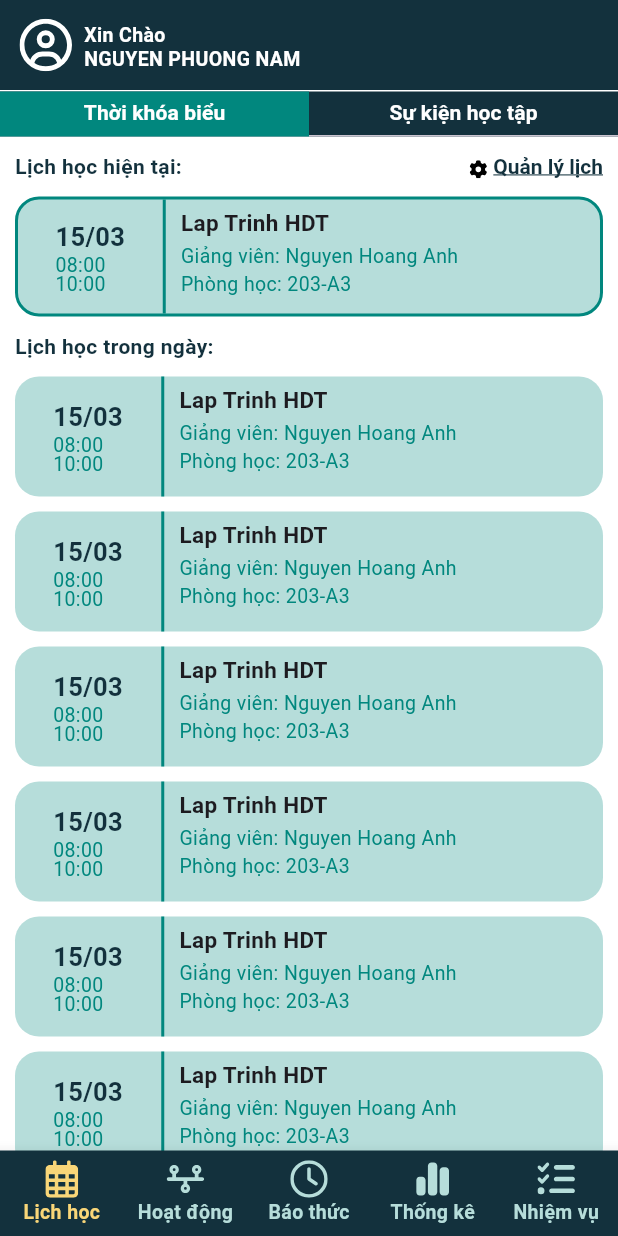
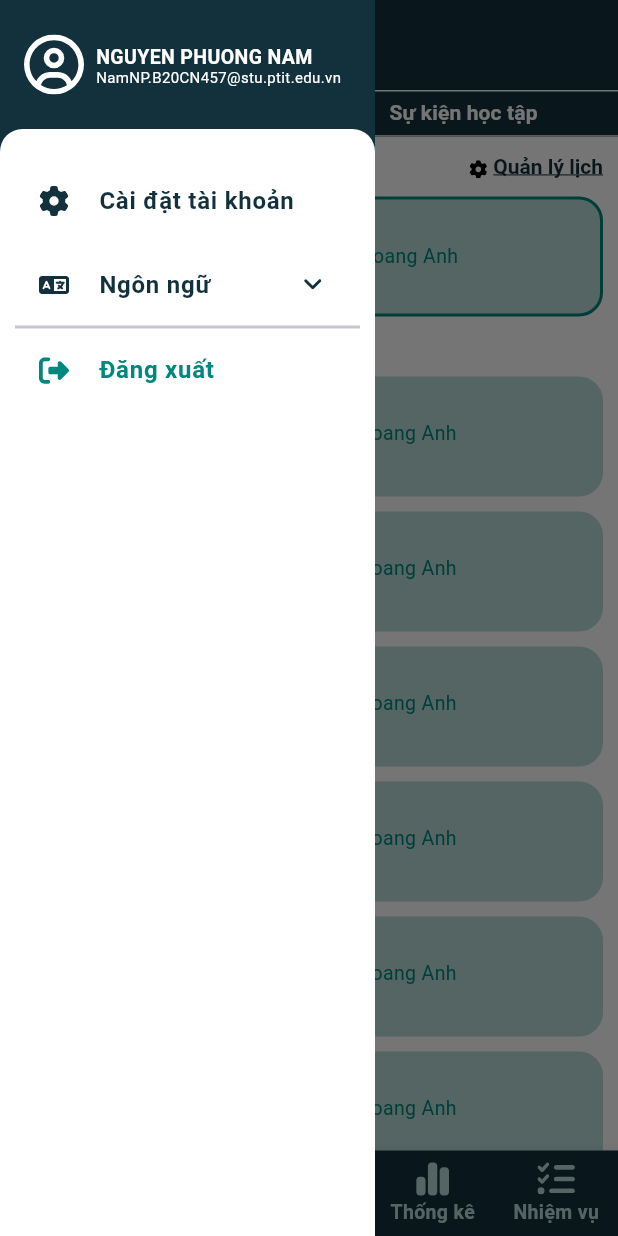
Before and after one commit to tungday/student-time-manager, a Flutter app: the screen it shows after launch, with the side drawer open (before the commit the screen has no drawer), on a phone screen of 412 x 824 dp. Run offline on Flutter 3.47's test engine with Material 3 defaults, Android fonts, the phone set to English and light mode, and no system bars; our stand-ins replace flutter_svg, table_calendar; missing offline and left inert: dart:ffi; generated files the repository leaves out were written again.

Commit message:
[calendar, drawer, laguage]: commit thu

```diff
--- /dev/null
+++ b/schedule/l10n.yaml
@@ -0,0 +1,3 @@
+arb-dir: lib/l10n
+template-arb-file: app_en.arb
+output-localization-file: app_localizations.dart
--- a/schedule/lib/component/schedule_item.dart
+++ b/schedule/lib/component/schedule_item.dart
@@ -1,5 +1,7 @@
 import 'package:flutter/material.dart';
 import 'package:schedule/component/app_colors.dart';
+import 'package:flutter_gen/gen_l10n/app_localizations.dart';
+
 
 class ScheduleItem extends StatelessWidget {
   final String text;
@@ -95,12 +97,12 @@ class ScheduleItem extends StatelessWidget {
                     ),
                     const SizedBox(height: 2),
                     Text(
-                      "Giảng viên: ${(teacher)}",
+                      "${AppLocalizations.of(context)!.teacher}: ${(teacher)}",
                       style: const TextStyle(
                           fontSize: 13, color: AppColor.bluePrimaryColor2),
                     ),
                     Text(
-                      "Phòng học: ${(room)}",
+                      "${AppLocalizations.of(context)!.classroom}: ${(room)}",
                       style: const TextStyle(
                           fontSize: 13, color: AppColor.bluePrimaryColor2),
                     ),
--- /dev/null
+++ b/schedule/lib/l10n/app_vi.arb
@@ -0,0 +1,19 @@
+{
+    "hello": "Xin Chào",
+    "timeTable": "Lịch học",
+    "studyEvent": "Sự kiện học tập",
+    "currentClassSchedule": "Lịch học hiện tại",
+    "scheduleManage": "Quản lý lịch",
+    "todayClassSchedule": "Lịch học hôm nay",
+    "teacher": "Giảng viên",
+    "classroom": "Phòng học",
+    "activity": "Hoạt động",
+    "alarm": "Báo thức",
+    "statistic": "Thống kê",
+    "assignment": "Nhiệm vụ",
+    "settingAccount": "Cài đặt tài khoản",
+    "languages": "Ngôn ngữ",
+    "vietnamLanguage" : "Tiếng Việt",
+    "englishLanguage" : "Tiếng Anh",
+    "logout": "Đăng xuất"
+}
--- a/schedule/lib/main.dart
+++ b/schedule/lib/main.dart
@@ -1,6 +1,9 @@
 import 'package:flutter/material.dart';
+import 'package:schedule/component/app_colors.dart';
 import 'package:schedule/screen/time_table/home_page.dart';
-import 'package:flutter/services.dart';
+import 'package:flutter_localizations/flutter_localizations.dart';
+import 'package:flutter_gen/gen_l10n/app_localizations.dart';
+import 'package:schedule/screen/time_table/time_tables_manage.dart';
 
 void main() async {
   runApp(const MyApp());
@@ -8,6 +11,10 @@ void main() async {
 
 class MyApp extends StatelessWidget {
   const MyApp({Key? key}) : super(key: key);
+
+  void changeLanguage(){
+
+  }
 
   // This widget is the root of your application.
   @override
@@ -18,7 +25,13 @@ class MyApp extends StatelessWidget {
       theme: ThemeData(
         primarySwatch: Colors.blue,
       ),
-      home: HomePage(),
+      localizationsDelegates: AppLocalizations.localizationsDelegates,
+      supportedLocales: AppLocalizations.supportedLocales,
+      locale: Locale('vi', ''),
+      home: HomePage(callback: changeLanguage,),
+      routes: {
+        '/schedule_manage': (context) => TimeTableManage()
+      },
     );
   }
 }
--- /dev/null
+++ b/schedule/lib/screen/drawer_nav/main_drawer.dart
@@ -0,0 +1,202 @@
+import 'dart:ffi';
+
+import 'package:flutter/cupertino.dart';
+import 'package:flutter/material.dart';
+import 'package:flutter/widgets.dart';
+import 'package:flutter_svg/flutter_svg.dart';
+import 'package:schedule/component/app_colors.dart';
+import 'package:flutter_gen/gen_l10n/app_localizations.dart';
+
+class MainDrawer extends StatefulWidget {
+  MainDrawer({required this.callback});
+
+  VoidCallback callback;
+
+  @override
+  State<MainDrawer> createState() => _MainDrawerState();
+}
+
+class _MainDrawerState extends State<MainDrawer> {
+  bool _showListLanguage = false;
+  bool _VISelected = true;
+  bool _ENSelected = false;
+
+  @override
+  Widget build(BuildContext context) {
+    return Container(
+      color: AppColor.bluePrimaryColor1,
+      child: Column(
+        children: [
+          Padding(
+            padding:
+                const EdgeInsets.only(right: 8.0, left: 8, top: 15, bottom: 15),
+            child: Row(
+              children: [
+                IconButton(
+                    onPressed: () => {},
+                    icon: SvgPicture.asset(
+                      'assets/user_ic.svg',
+                      width: 40,
+                      height: 40,
+                      colorFilter:
+                          const ColorFilter.mode(Colors.white, BlendMode.srcIn),
+                    )),
+                const Column(
+                  mainAxisAlignment: MainAxisAlignment.center,
+                  crossAxisAlignment: CrossAxisAlignment.start,
+                  children: [
+                    Text(
+                      "NGUYEN PHUONG NAM",
+                      style: TextStyle(
+                          color: Colors.white,
+                          fontSize: 13,
+                          fontWeight: FontWeight.w600),
+                    ),
+                    Text("NamNP.B20CN457@stu.ptit.edu.vn",
+                        style: TextStyle(
+                          color: Colors.white,
+                          fontSize: 10,
+                          height: 1,
+                        ))
+                  ],
+                )
+              ],
+            ),
+          ),
+          Expanded(
+              child: Container(
+            decoration: const BoxDecoration(
+                color: Colors.white,
+                borderRadius: BorderRadius.only(
+                    topLeft: Radius.circular(15),
+                    topRight: Radius.circular(15))),
+            child: Padding(
+              padding: EdgeInsets.only(top: 20, right: 10, left: 10),
+              child: Column(
+                children: [
+                  ListTile(
+                    leading: SvgPicture.asset(
+                      "assets/setting_ic.svg",
+                      width: 20,
+                      height: 20,
+                      colorFilter: const ColorFilter.mode(
+                          AppColor.bluePrimaryColor1, BlendMode.srcIn),
+                    ),
+                    title: Text(
+                      AppLocalizations.of(context)!.settingAccount,
+                      style: const TextStyle(
+                          color: AppColor.bluePrimaryColor1,
+                          fontWeight: FontWeight.bold),
+                    ),
+                  ),
+                  ListTile(
+                    leading: SvgPicture.asset(
+                      "assets/language_ic.svg",
+                      width: 20,
+                      height: 20,
+                      colorFilter: const ColorFilter.mode(
+                          AppColor.bluePrimaryColor1, BlendMode.srcIn),
+                    ),
+                    title: Text(AppLocalizations.of(context)!.languages,
+                        style: const TextStyle(
+                            color: AppColor.bluePrimaryColor1,
+                            fontWeight: FontWeight.bold)),
+                    trailing: SvgPicture.asset(
+                      !_showListLanguage
+                          ? "assets/angle_down_ic.svg"
+                          : "assets/angle_up_ic.svg",
+                      width: 15,
+                      height: 15,
+                      colorFilter: const ColorFilter.mode(
+                          AppColor.bluePrimaryColor1, BlendMode.srcIn),
+                    ),
+                    onTap: () => {
+                      setState(() {
+                        _showListLanguage = !_showListLanguage;
+                      })
+                    },
+                  ),
+                  Visibility(
+                      visible: _showListLanguage,
+                      child: ListTile(
+                        leading: Container(
+                          width: 20,
+                          height: 20,
+                        ),
+                        title: Text(
+                            AppLocalizations.of(context)!.vietnamLanguage,
+                            style: const TextStyle(
+                                color: AppColor.bluePrimaryColor1,
+                                fontWeight: FontWeight.bold)),
+                        trailing: _VISelected
+                            ? SvgPicture.asset(
+                                "assets/check_ic.svg",
+                                width: 15,
+                                height: 15,
+                                colorFilter: const ColorFilter.mode(
+                                    AppColor.bluePrimaryColor1,
+                                    BlendMode.srcIn),
+                              )
+                            : null,
+                        onTap: () => {
+                          setState(() {
+                            _VISelected = true;
+                            _ENSelected = false;
+                          })
+                        },
+                      )),
+                  Visibility(
+                      visible: _showListLanguage,
+                      child: ListTile(
+                        leading: Container(
+                          width: 20,
+                          height: 20,
+                        ),
+                        title: Text(
+                            AppLocalizations.of(context)!.englishLanguage,
+                            style: const TextStyle(
+                                color: AppColor.bluePrimaryColor1,
+                                fontWeight: FontWeight.bold)),
+                        trailing: _ENSelected
+                            ? SvgPicture.asset(
+                                "assets/check_ic.svg",
+                                width: 15,
+                                height: 15,
+                                colorFilter: const ColorFilter.mode(
+                                    AppColor.bluePrimaryColor1,
+                                    BlendMode.srcIn),
+                              )
+                            : null,
+                        onTap: () => {
+                          setState(() {
+                            _VISelected = false;
+                            _ENSelected = true;
+                          })
+                        },
+                      )),
+                  const Divider(
+                    height: 1,
+                    thickness: 2,
+                  ),
+                  ListTile(
+                    leading: SvgPicture.asset(
+                      "assets/logout_ic.svg",
+                      width: 20,
+                      height: 20,
+                      colorFilter: const ColorFilter.mode(
+                          AppColor.bluePrimaryColor2, BlendMode.srcIn),
+                    ),
+                    title: Text(AppLocalizations.of(context)!.logout,
+                        style: const TextStyle(
+                            color: AppColor.bluePrimaryColor2,
+                            fontWeight: FontWeight.bold)),
+                  ),
+                ],
+              ),
+            ),
+          ))
+        ],
+      ),
+    );
+  }
+}
--- a/schedule/lib/screen/navigation_menu/navigation_menu.dart
+++ b/schedule/lib/screen/navigation_menu/navigation_menu.dart
@@ -1,6 +1,7 @@
 import "package:flutter/material.dart";
 import "package:flutter_svg/flutter_svg.dart";
 import "package:schedule/component/app_colors.dart";
+import 'package:flutter_gen/gen_l10n/app_localizations.dart';
 
 class NavigationMenu extends StatefulWidget {
   final Function onPressed;
@@ -41,7 +42,7 @@ class _NavigationMenuState extends State<NavigationMenu> {
         items: [
           BottomNavigationBarItem(
             backgroundColor: AppColor.bluePrimaryColor2,
-            label: "Lịch học",
+            label: AppLocalizations.of(context)!.timeTable,
             icon: SvgPicture.asset("assets/calendar_ic.svg",
                 width: 25,
                 height: 25,
@@ -52,7 +53,7 @@ class _NavigationMenuState extends State<NavigationMenu> {
                     BlendMode.srcIn)),
           ),
           BottomNavigationBarItem(
-            label: "Hoạt động",
+            label: AppLocalizations.of(context)!.activity,
             icon: SvgPicture.asset("assets/timeline_ic.svg",
                 width: 25,
                 height: 25,
@@ -63,7 +64,7 @@ class _NavigationMenuState extends State<NavigationMenu> {
                     BlendMode.srcIn)),
           ),
           BottomNavigationBarItem(
-            label: "Báo thức",
+            label: AppLocalizations.of(context)!.alarm,
             icon: SvgPicture.asset("assets/clock_ic.svg",
                 width: 25,
                 height: 25,
@@ -74,7 +75,7 @@ class _NavigationMenuState extends State<NavigationMenu> {
                     BlendMode.srcIn)),
           ),
           BottomNavigationBarItem(
-            label: "Thống kê",
+            label: AppLocalizations.of(context)!.statistic,
             icon: SvgPicture.asset("assets/chart_ic.svg",
                 width: 25,
                 height: 25,
@@ -85,7 +86,7 @@ class _NavigationMenuState extends State<NavigationMenu> {
                     BlendMode.srcIn)),
           ),
           BottomNavigationBarItem(
-            label: "Nhiệm vụ",
+            label: AppLocalizations.of(context)!.assignment,
             icon: SvgPicture.asset("assets/assigment_ic.svg",
                 width: 25,
                 height: 25,
--- a/schedule/lib/screen/time_table/home_page.dart
+++ b/schedule/lib/screen/time_table/home_page.dart
@@ -2,21 +2,27 @@ import 'package:flutter/cupertino.dart';
 import 'package:flutter/material.dart';
 import 'package:schedule/component/app_colors.dart';
 import 'package:schedule/component/schedule_item.dart';
+import 'package:schedule/screen/drawer_nav/main_drawer.dart';
 import 'package:schedule/screen/navigation_menu/navigation_menu.dart';
 import 'package:schedule/screen/time_table/schedule.dart';
 
 class HomePage extends StatelessWidget {
-  const HomePage({Key? key}) : super(key: key);
+
+  HomePage({required this.callback});
+
+  final VoidCallback callback;
 
   @override
   Widget build(BuildContext context) {
-    return const HomePageView();
+    return HomePageView(callback: this.callback,);
   }
 }
 
 class HomePageView extends StatefulWidget {
-  const HomePageView({Key? key}) : super(key: key);
+  // const HomePageView({Key? key}) : super(key: key);
+  HomePageView({required this.callback});
 
+  final VoidCallback callback;
   @override
   State<HomePageView> createState() => _HomePageView();
 }
@@ -46,6 +52,17 @@ class _HomePageView extends State<HomePageView> {
   Widget build(BuildContext context) {
     return Scaffold(
         backgroundColor: Colors.white,
+        drawer: SafeArea(
+          child:  Container(
+            width: 250,
+            child: Drawer(
+              shape: RoundedRectangleBorder(
+                borderRadius: BorderRadius.zero,
+              ),
+              child: MainDrawer(callback: widget.callback,),
+            ),
+          ),
+        ),
         body: SafeArea(
           child: const [
             Schedule(),
--- a/schedule/lib/screen/time_table/schedule.dart
+++ b/schedule/lib/screen/time_table/schedule.dart
@@ -1,7 +1,7 @@
 import "package:flutter/material.dart";
 import "package:flutter_svg/flutter_svg.dart";
 import "package:schedule/component/app_colors.dart";
-import "package:schedule/component/schedule_item.dart";
+import 'package:flutter_gen/gen_l10n/app_localizations.dart';
 import "package:schedule/screen/time_table/time_table.dart";
 
 class Schedule extends StatefulWidget {
@@ -51,13 +51,19 @@ class _ScheduleState extends State<Schedule> with TickerProviderStateMixin {
                     mainAxisAlignment: MainAxisAlignment.center,
                     crossAxisAlignment: CrossAxisAlignment.start,
                     children: [
-                      const Text(
-                        "Xin Chào",
-                        style: TextStyle(color: Colors.white, fontSize: 13, fontWeight: FontWeight.w600),
+                      Text(
+                        AppLocalizations.of(context)!.hello,
+                        style: const TextStyle(
+                            color: Colors.white,
+                            fontSize: 13,
+                            fontWeight: FontWeight.w600),
                       ),
                       Text("NGUYEN PHUONG NAM".toUpperCase(),
                           style: const TextStyle(
-                              color: Colors.white, fontSize: 13, height: 1, fontWeight: FontWeight.w600))
+                              color: Colors.white,
+                              fontSize: 13,
+                              height: 1,
+                              fontWeight: FontWeight.w600))
                     ],
                   )
                 ],
@@ -76,12 +82,12 @@ class _ScheduleState extends State<Schedule> with TickerProviderStateMixin {
                   indicator:
                       const BoxDecoration(color: AppColor.bluePrimaryColor2),
                   indicatorColor: AppColor.yellowColor,
-                  tabs: const [
+                  tabs: [
                     Tab(
-                      child: Text("Thời khóa biểu"),
+                      child: Text(AppLocalizations.of(context)!.timeTable),
                     ),
                     Tab(
-                      child: Text("Sự kiện học tập"),
+                      child: Text(AppLocalizations.of(context)!.studyEvent),
                     )
                   ]),
             ),
--- a/schedule/lib/screen/time_table/time_table.dart
+++ b/schedule/lib/screen/time_table/time_table.dart
@@ -1,5 +1,6 @@
 import 'dart:ui';
-
+import 'package:flutter_gen/gen_l10n/app_localizations.dart';
+import 'package:flutter/cupertino.dart';
 import 'package:flutter/material.dart';
 import 'package:flutter_svg/flutter_svg.dart';
 import 'package:schedule/component/app_colors.dart';
@@ -23,14 +24,18 @@ class _TimeTableState extends State<TimeTable> {
             padding: const EdgeInsets.all(10),
             child: Row(
               children: [
-                const Text(
-                  "Lịch học hiện tại:",
-                  style: TextStyle(
+                Text(
+                  "${AppLocalizations.of(context)!.currentClassSchedule}:",
+                  style: const TextStyle(
                       fontWeight: FontWeight.w600,
                       color: AppColor.bluePrimaryColor1),
                 ),
                 Spacer(),
-                RichText(
+                GestureDetector(
+                  onTap: (){
+                    Navigator.pushNamed(context, '/schedule_manage');
+                  },
+                  child: RichText(
                     text: TextSpan(
                       children: [
                         WidgetSpan(
@@ -43,14 +48,15 @@ class _TimeTableState extends State<TimeTable> {
                               ) // Icon
                               ),
                         ),
-                      const TextSpan(
-                        text: 'Quản lý lịch', // Text
-                        style: TextStyle(
+                        TextSpan(
+                          text: AppLocalizations.of(context)!.scheduleManage, // Text
+                          style: const TextStyle(
                               decoration: TextDecoration.underline,
                               color: AppColor.bluePrimaryColor1,
                               fontWeight: FontWeight.w600),
                         ),
                       ],
+                    ),
                   ),
                 ),
               ],
@@ -66,13 +72,13 @@ class _TimeTableState extends State<TimeTable> {
             timeOut: '10:00',
             isNow: true,
           ),
-          const Padding(
+          Padding(
             padding: EdgeInsets.only(bottom: 10, left: 10),
             child: SizedBox(
               width: double.infinity,
               child: Text(
-                "Lịch học trong ngày:",
-                style: TextStyle(
+                  "${AppLocalizations.of(context)!.todayClassSchedule}:",
+                style: const TextStyle(
                     fontWeight: FontWeight.w600,
                     color: AppColor.bluePrimaryColor1),
                   textAlign: TextAlign.left),
--- a/schedule/pubspec.yaml
+++ b/schedule/pubspec.yaml
@@ -36,6 +36,10 @@ dependencies:
   # The following adds the Cupertino Icons font to your application.
   # Use with the CupertinoIcons class for iOS style icons.
   cupertino_icons: ^1.0.2
+  intl: any
+  table_calendar: any
+  flutter_localizations:
+    sdk: flutter
 
 dev_dependencies:
   flutter_test:
@@ -53,6 +57,7 @@ dev_dependencies:
 
 # The following section is specific to Flutter packages.
 flutter:
+  generate: true
 
   # The following line ensures that the Material Icons font is
   # included with your application, so that you can use the icons in
```
Also changed, not shown: schedule/lib/component/calendar/week_selected.dart (added, +78 -0 lines), schedule/lib/l10n/app_en.arb (added, +19 -0 lines), schedule/lib/screen/time_table/time_tables_manage.dart (added, +64 -0 lines), schedule/assets/angle_up_ic.svg (added), schedule/assets/check_ic.svg (added), schedule/pubspec.lock. Lines whose indentation alone changed are shown as unchanged.
